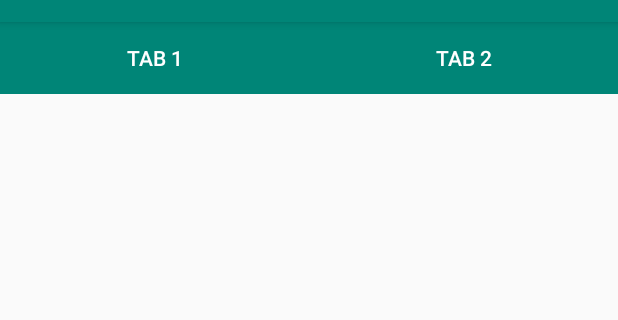
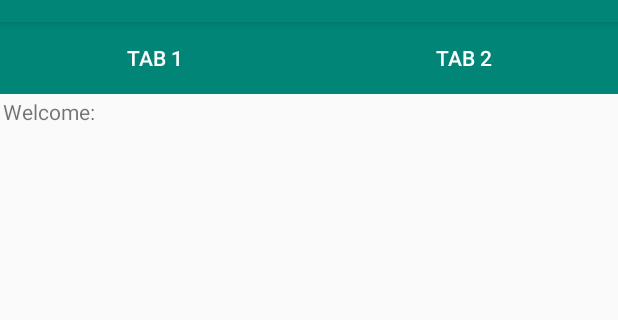
Before and after one commit to rezagrsn/Pertemuan03, an Android app: the activity_pertemuan03__constraint_layout screen opened directly, with no data from a screen before it, on a phone screen of 412 x 824 dp, the part 62-382 px from its top. Run offline under Robolectric (Android 15) with nearby library versions, the phone set to English and light mode, and no system bars.

Commit message:
update tugas

```diff
--- a/app/src/main/res/layout/activity_pertemuan03__constraint_layout.xml
+++ b/app/src/main/res/layout/activity_pertemuan03__constraint_layout.xml
@@ -43,11 +43,17 @@
         android:layout_gravity="top" >
 
         <TextView
+            android:layout_width="match_parent"
+            android:layout_height="match_parent"
+            android:layout_margin="2dp"
+            android:text="Welcome: " />
+
+        <TextView
             android:id="@+id/txtWelcome"
-            android:layout_width="411dp"
+            android:layout_width="match_parent"
             android:layout_height="match_parent"
-            android:layout_margin="3dp"
-            android:text="Welcome, " />
+            android:layout_margin="15dp"
+            android:text="" />
     </FrameLayout>
 
     <Button
```
